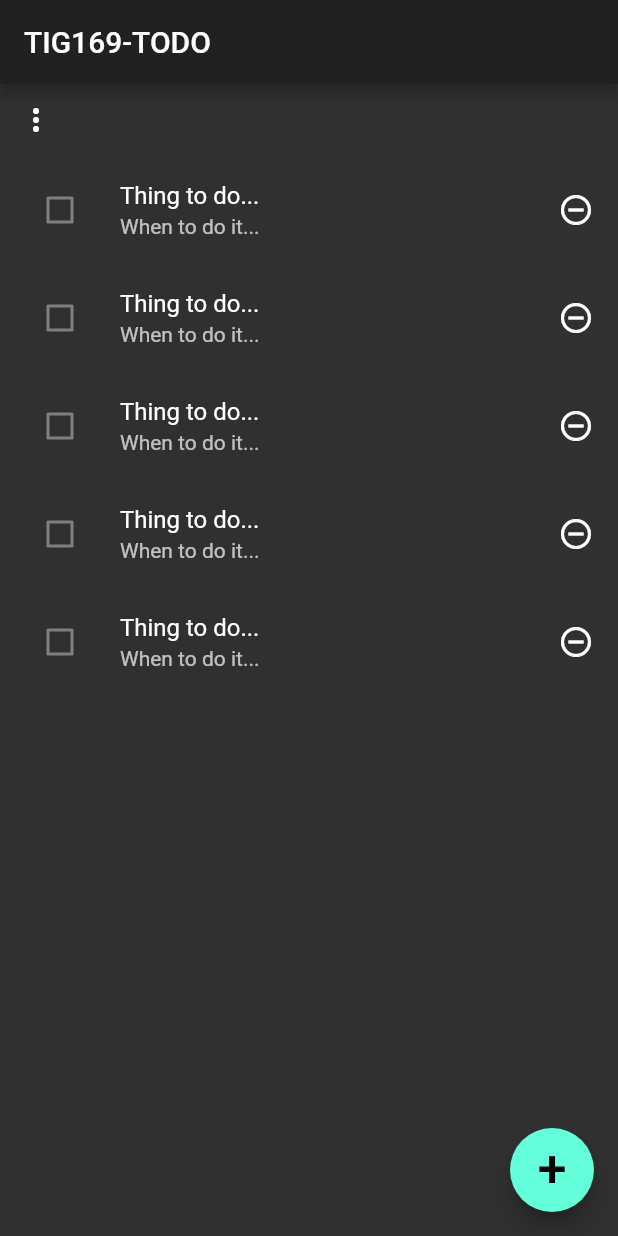
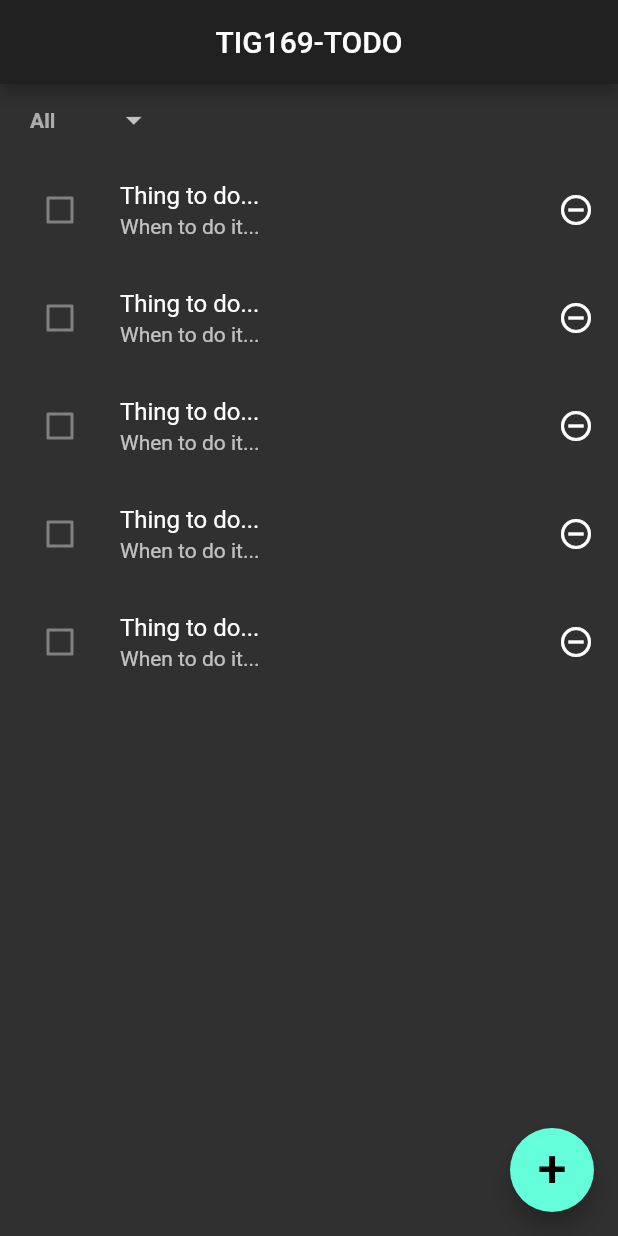
Before and after one commit to gu-tig169/gussveembd, a Flutter app: the screen it shows after launch, on a phone screen of 412 x 824 dp. Run offline on Flutter 3.47's test engine with Material 2 defaults, Android fonts, the phone set to English and light mode, and no system bars.

```diff
--- a/lib/main.dart
+++ b/lib/main.dart
@@ -12,6 +12,8 @@ class MyApp extends StatefulWidget {
 }
 
 class _MyAppState extends State<MyApp> {
+
+
   @override
   Widget build(BuildContext context) {
     return MaterialApp(
@@ -31,15 +33,30 @@ class MainView extends StatefulWidget {
 }
 
 class _MainViewState extends State<MainView> {
-  WhyFarther _selection;
+
+  String _value;
 
   @override
   Widget build(BuildContext context) {
     return Scaffold(
       appBar: AppBar(
-        title: Text("TIG169-TODO"),
+        title: Center(child: Text("TIG169-TODO")),
       ),
-      floatingActionButton: FloatingActionButton(
+      body: Center(
+        child: Column(
+          mainAxisAlignment: MainAxisAlignment.start,
+          crossAxisAlignment: CrossAxisAlignment.start,
+          children: [
+            _popup(context),
+            _rowTodo(),
+            _rowTodo(),
+            _rowTodo(),
+            _rowTodo(),
+            _rowTodo(),
+          ],
+        ),
+      ),
+            floatingActionButton: FloatingActionButton(
         onPressed: () {
           Navigator.push(
               context, MaterialPageRoute(builder: (context) => SecondView()));
@@ -49,33 +66,42 @@ class _MainViewState extends State<MainView> {
           style: TextStyle(fontSize: 35),
         ),
       ),
-      body: Center(
-        child: Column(
-          mainAxisAlignment: MainAxisAlignment.start,
-          crossAxisAlignment: CrossAxisAlignment.start,
-          children: [
-            PopupMenuButton<WhyFarther>(
-              onSelected: (WhyFarther result) {
-                setState(() {
-                  _selection = result;
-                });
-              },
-              itemBuilder: (BuildContext context) =>
-                  <PopupMenuEntry<WhyFarther>>[
-                const PopupMenuItem<WhyFarther>(
-                    value: WhyFarther.all, child: Text("All")),
-                const PopupMenuItem<WhyFarther>(
-                    value: WhyFarther.done, child: Text("Done")),
-                const PopupMenuItem<WhyFarther>(
-                    value: WhyFarther.undone, child: Text("Undone")),
-              ],
-            ),
-            _rowTodo(),
-            _rowTodo(),
-            _rowTodo(),
-            _rowTodo(),
-            _rowTodo(),
-          ],
+    );
+  }
+
+
+   Widget _popup(BuildContext context) {
+    return Container(
+      margin:  EdgeInsets.only(
+        left: 20,
+      ),
+      child: DropdownButton<String>(
+        items: [
+          DropdownMenuItem<String>(
+            child: Text('All'),
+            value: 'one',
+          ),
+          DropdownMenuItem<String>(
+            child: Text('Done'),
+            value: 'two',
+          ),
+          DropdownMenuItem<String>(
+            child: Text('Not done'),
+            value: 'three',
+          ),
+        ],
+        onChanged: (String value) {
+          setState(() {
+            _value = value;
+          });
+        },
+        hint: Text('All'),
+        value: _value,
+        underline: Container(
+        ),
+        style: TextStyle(
+          fontWeight: FontWeight.bold,
+          color: Colors.white70,
         ),
       ),
     );
@@ -89,9 +115,9 @@ class _MainViewState extends State<MainView> {
       trailing: Icon(Icons.remove_circle_outline_outlined),
     );
   }
+
+
 }
-
-enum WhyFarther { all, done, undone }
 
 class SecondView extends StatelessWidget {
   BuildContext get context => null;
```
Also changed, not shown: 1 other file.
